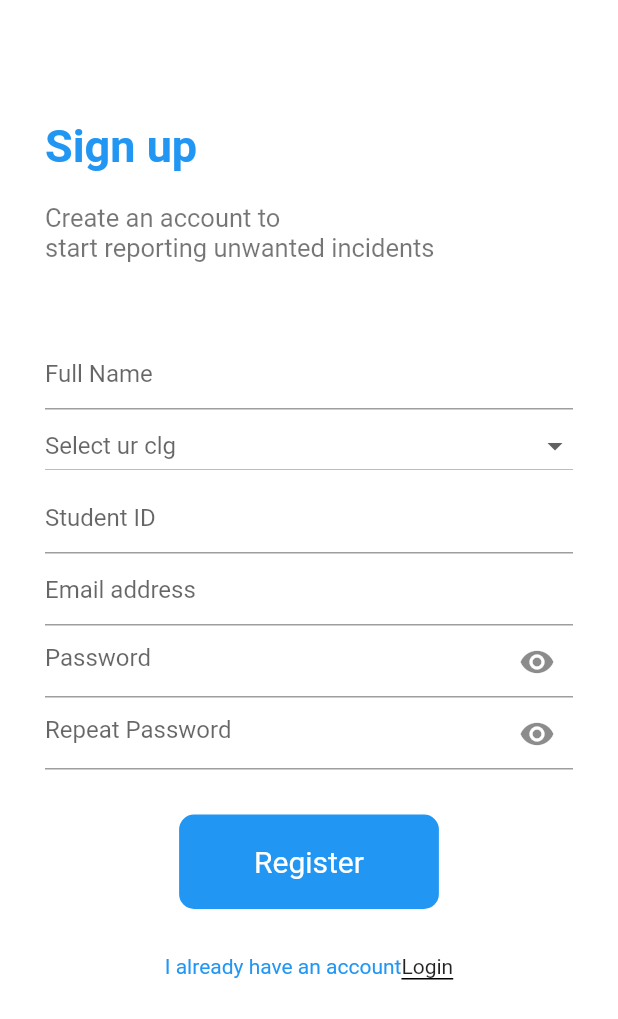
After one commit to c2admin/Biher_Desk, a Flutter app: the screen it shows after launch, after a tap on "Sign Up", on a phone screen of 412 x 824 dp. The commit adds this screen. Shown: the top 1019 px of the screen. Run offline on Flutter 3.47's test engine with Material 2 defaults, Android fonts, the phone set to English and light mode, and no system bars.

Commit message:
images added

```diff
--- a/lib/main.dart
+++ b/lib/main.dart
@@ -1,4 +1,5 @@
 import 'package:flutter/material.dart';
+import './signup.dart';
 
 void main() => runApp(First());
 
@@ -16,7 +17,7 @@ class Second extends StatelessWidget {
         backgroundColor: Colors.white,
         body: ListView(
           padding: EdgeInsets.all(30),
-          children: [
+          children: <Widget>[
           SizedBox(
             height: 80,
           ),
@@ -84,11 +85,16 @@ class Second extends StatelessWidget {
                         mainAxisAlignment: MainAxisAlignment.center,
                         children: [
                           Text('still without account?',style: TextStyle(color:Colors.blue),),
-                          Container(
-                            decoration:BoxDecoration(
-                              border: Border(bottom:BorderSide(width: 4,color: Colors.blue))
+                          InkWell(
+                            onTap: (){
+                              Navigator.of(context).push(MaterialPageRoute(builder: (context)=>SignupScreen()));
+                            },
+                                                      child: Container(
+                              decoration:BoxDecoration(
+                                border: Border(bottom:BorderSide(width: 4,color: Colors.blue))
+                              ),
+                              child: Text("Sign Up")
                             ),
-                            child: Text("Sign Up")
                           )
                         ]
                       ),
--- /dev/null
+++ b/lib/signup.dart
@@ -0,0 +1,95 @@
+import 'package:flutter/material.dart';
+
+class SignupScreen extends StatefulWidget {
+  @override
+  _SignupScreenState createState() => _SignupScreenState();
+}
+
+class _SignupScreenState extends State<SignupScreen> {
+  String val;
+
+  @override
+  Widget build(BuildContext context) {
+    return Scaffold(
+      backgroundColor: Colors.white,
+      body: ListView(
+        padding: EdgeInsets.all(30),
+        children: [
+        SizedBox(height: 50),
+        Text("Sign up",
+            style: TextStyle(
+                color: Colors.blue, fontWeight: FontWeight.bold, fontSize: 30)),
+        SizedBox(height: 20),
+        Text("Create an account to \nstart reporting unwanted incidents",
+            style: TextStyle(color: Colors.black54, fontSize: 17)),
+        SizedBox(height: 50),
+        TextField(
+          decoration: InputDecoration(hintText: "Full Name"),
+        ),
+        DropdownButton(
+          isExpanded: true,
+          hint: Text("Select ur clg"),
+          value: val,
+          onChanged: (value) {
+            setState(() {
+              val = value;
+            });
+          },
+          items: [
+            DropdownMenuItem(
+                value: "bharath university", child: Text("bharath university")),
+            DropdownMenuItem(value: "srm", child: Text("srm")),
+            DropdownMenuItem(
+                value: "vellore institute", child: Text("vellore institute"))
+          ],
+        ),
+        TextField(decoration: InputDecoration(hintText: "Student ID")),
+        TextField(decoration: InputDecoration(hintText: "Email address")),
+        TextField(
+            obscureText: true,
+            decoration: InputDecoration(
+                hintText: "Password", suffixIcon: Icon(Icons.remove_red_eye))),
+        TextField(
+            obscureText: true,
+            decoration: InputDecoration(
+                hintText: "Repeat Password",
+                suffixIcon: Icon(Icons.remove_red_eye))),
+        SizedBox(height: 30),
+        Center(
+            child: InkWell(
+                child: Container(
+                    padding: EdgeInsets.only(
+                        left: 50, right: 50, top: 20, bottom: 20),
+                    decoration: BoxDecoration(
+                        color: Colors.blue,
+                        borderRadius: BorderRadius.circular(10)),
+                    child: Text(
+                      "Register",
+                      style: TextStyle(color: Colors.white, fontSize: 20),
+                    )))),
+                    SizedBox(
+                      height: 30,
+                    ),
+                    Row(
+                      mainAxisAlignment: MainAxisAlignment.center,
+                      children:[
+                        Text("I already have an account",style: TextStyle(color:Colors.blue),),
+                        InkWell(
+                          onTap: (){
+                            Navigator.of(context).pop();
+                          },
+                                                  child: Container(
+                            decoration: BoxDecoration(
+                              border: Border(
+                                bottom: BorderSide(color: Colors.black)
+                              )
+                            ),
+                            child: Text("Login")
+                          ),
+                        )
+                      ]
+                    )
+      ]),
+    );
+  }
+}
```
Also changed, not shown: assets/bullying.png (added), assets/drugs.png (added), assets/fight.png (added), assets/fire.png (added), assets/shooter.png (added), 1 other file.
